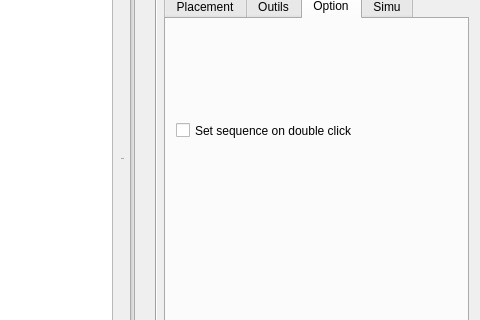
This is PluginModules/SimuBot/ihm_SimuBot.ui in CRLG/LABOTBOX as Qt 5 draws it before an edit; both pictures show x 458 to 938 and y 82 to 402 of the 938 by 569 pixel window. The edited form follows.
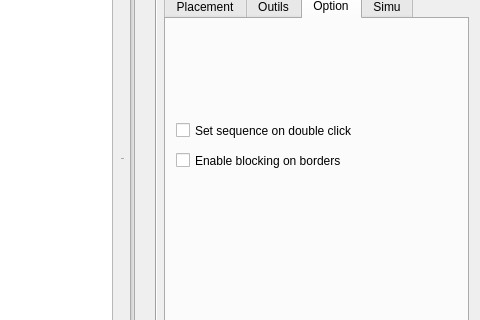
This is the edited form. The open tabs and pages were chosen to show the change.

Commit message: #49 Blocage bordure blocage en marche arrière sur la bordure gauche (activable avec une case à cocher dans l'onglet option de SimuBot).

Patch:
```diff
--- a/PluginModules/SimuBot/ihm_SimuBot.ui
+++ b/PluginModules/SimuBot/ihm_SimuBot.ui
@@ -933,6 +933,19 @@
          <string>Set sequence on double click</string>
         </property>
        </widget>
+       <widget class="QCheckBox" name="checkBox_enableBlocking">
+        <property name="geometry">
+         <rect>
+          <x>10</x>
+          <y>130</y>
+          <width>221</width>
+          <height>23</height>
+         </rect>
+        </property>
+        <property name="text">
+         <string>Enable blocking on borders</string>
+        </property>
+       </widget>
       </widget>
       <widget class="QWidget" name="tb_Simu">
        <attribute name="title">
```
Left out of the diff: 2 changed lines with no effect on the pictures. The commit also changes 1 other file.
